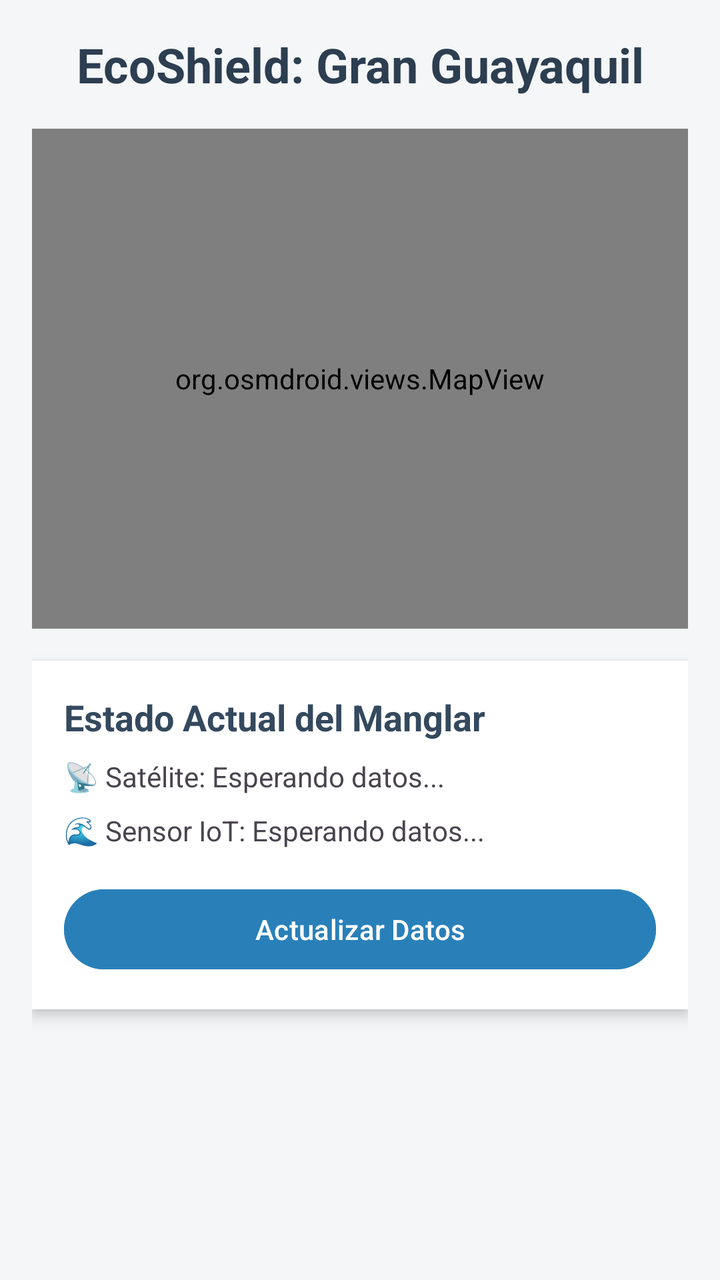
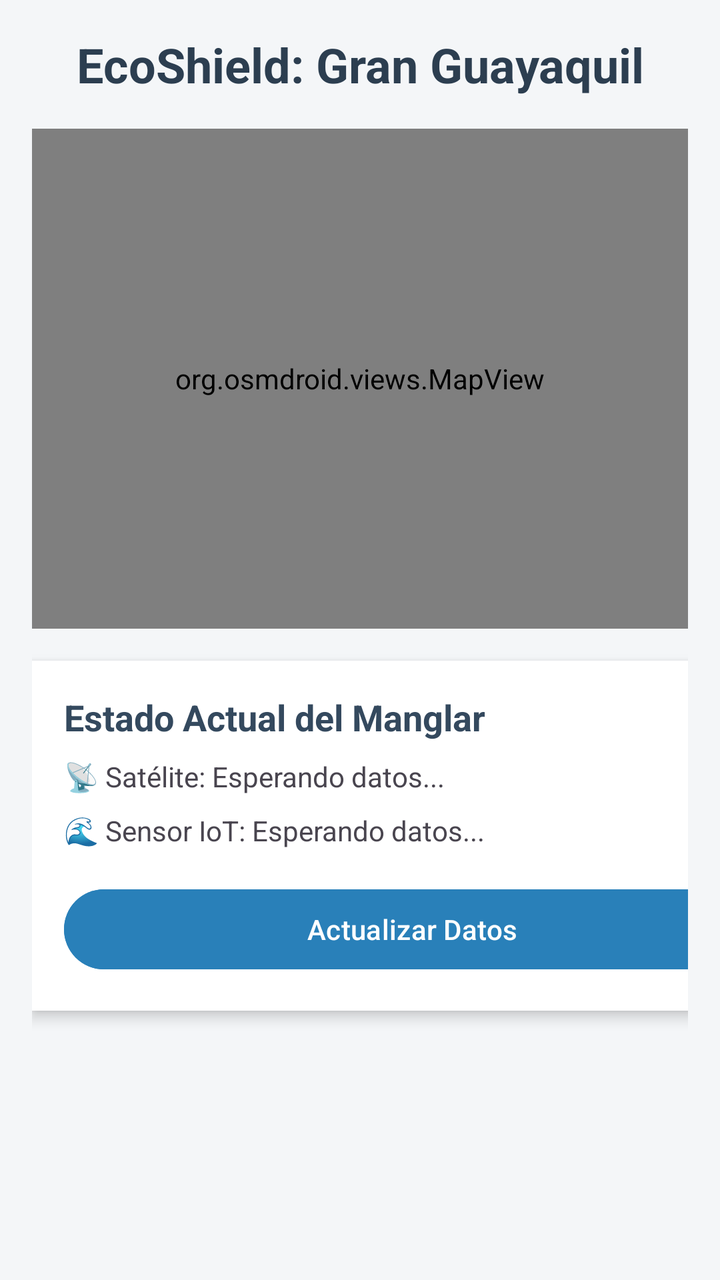

Screens rendered from an Android XML layout before and after an edit, with the pre-edit source and the edit as a unified diff.
<!-- AndroidManifest.xml: application theme Theme.EcoShieldEC -->
<!-- res/layout/activity_main.xml -->
<?xml version="1.0" encoding="utf-8"?>
<LinearLayout
    xmlns:android="http://schemas.android.com/apk/res/android"
    xmlns:tools="http://schemas.android.com/tools"
    android:id="@+id/main"
    android:layout_width="match_parent"
    android:layout_height="match_parent"
    android:orientation="vertical"
    android:background="#F4F6F8"
    android:padding="16dp"
    tools:context=".ui.MainActivity">

    <TextView
        android:layout_width="match_parent"
        android:layout_height="wrap_content"
        android:text="EcoShield: Gran Guayaquil"
        android:textSize="24sp"
        android:textStyle="bold"
        android:textColor="#2C3E50"
        android:gravity="center"
        android:layout_marginBottom="16dp"/>

    <org.osmdroid.views.MapView
        android:id="@+id/mapview"
        android:layout_width="match_parent"
        android:layout_height="250dp"
        android:layout_marginBottom="16dp" />

    <LinearLayout
        android:layout_width="match_parent"
        android:layout_height="wrap_content"
        android:orientation="vertical"
        android:background="#FFFFFF"
        android:padding="16dp"
        android:elevation="4dp">

        <TextView
            android:layout_width="match_parent"
            android:layout_height="wrap_content"
            android:text="Estado Actual del Manglar"
            android:textSize="18sp"
            android:textStyle="bold"
            android:textColor="#34495E"/>

        <TextView
            android:id="@+id/tv_satellite_status"
            android:layout_width="match_parent"
            android:layout_height="wrap_content"
            android:text="📡 Satélite: Esperando datos..."
            android:layout_marginTop="8dp"/>

        <TextView
            android:id="@+id/tv_sensor_status"
            android:layout_width="match_parent"
            android:layout_height="wrap_content"
            android:text="🌊 Sensor IoT: Esperando datos..."
            android:layout_marginTop="8dp"/>

        <Button
            android:id="@+id/btn_refresh"
            android:layout_width="match_parent"
            android:layout_height="wrap_content"
            android:text="Actualizar Datos"
            android:layout_marginTop="16dp"
            android:backgroundTint="#2980B9"
            android:textColor="#FFFFFF"/>
    </LinearLayout>

</LinearLayout>
<!-- resources referenced by this layout -->
<resources>
  <style name="Theme.EcoShieldEC" parent="Base.Theme.EcoShieldEC" />
  <style name="Base.Theme.EcoShieldEC" parent="Theme.Material3.DayNight.NoActionBar">
          
          
      </style>
</resources>

<!-- the commit's change to res/layout/activity_main.xml (unified diff, before → after) -->
@@ -27,43 +27,43 @@
         android:layout_marginBottom="16dp" />
 
     <LinearLayout
-        android:layout_width="match_parent"
-        android:layout_height="wrap_content"
+        android:layout_width="380dp"
+        android:layout_height="175dp"
+        android:background="#FFFFFF"
+        android:elevation="4dp"
         android:orientation="vertical"
-        android:background="#FFFFFF"
-        android:padding="16dp"
-        android:elevation="4dp">
+        android:padding="16dp">
 
         <TextView
             android:layout_width="match_parent"
             android:layout_height="wrap_content"
             android:text="Estado Actual del Manglar"
+            android:textColor="#34495E"
             android:textSize="18sp"
-            android:textStyle="bold"
-            android:textColor="#34495E"/>
+            android:textStyle="bold" />
 
         <TextView
             android:id="@+id/tv_satellite_status"
             android:layout_width="match_parent"
             android:layout_height="wrap_content"
-            android:text="📡 Satélite: Esperando datos..."
-            android:layout_marginTop="8dp"/>
+            android:layout_marginTop="8dp"
+            android:text="📡 Satélite: Esperando datos..." />
 
         <TextView
             android:id="@+id/tv_sensor_status"
             android:layout_width="match_parent"
             android:layout_height="wrap_content"
-            android:text="🌊 Sensor IoT: Esperando datos..."
-            android:layout_marginTop="8dp"/>
+            android:layout_marginTop="8dp"
+            android:text="🌊 Sensor IoT: Esperando datos..." />
 
         <Button
             android:id="@+id/btn_refresh"
             android:layout_width="match_parent"
             android:layout_height="wrap_content"
-            android:text="Actualizar Datos"
             android:layout_marginTop="16dp"
             android:backgroundTint="#2980B9"
-            android:textColor="#FFFFFF"/>
+            android:text="Actualizar Datos"
+            android:textColor="#FFFFFF" />
     </LinearLayout>
 
 </LinearLayout>
